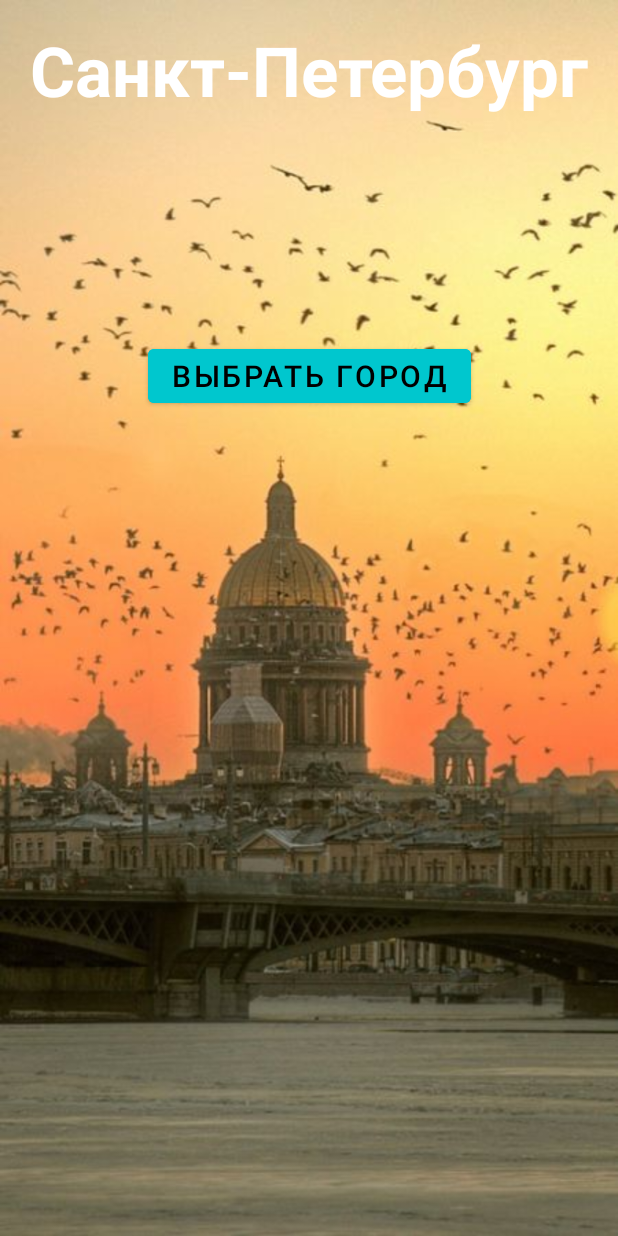
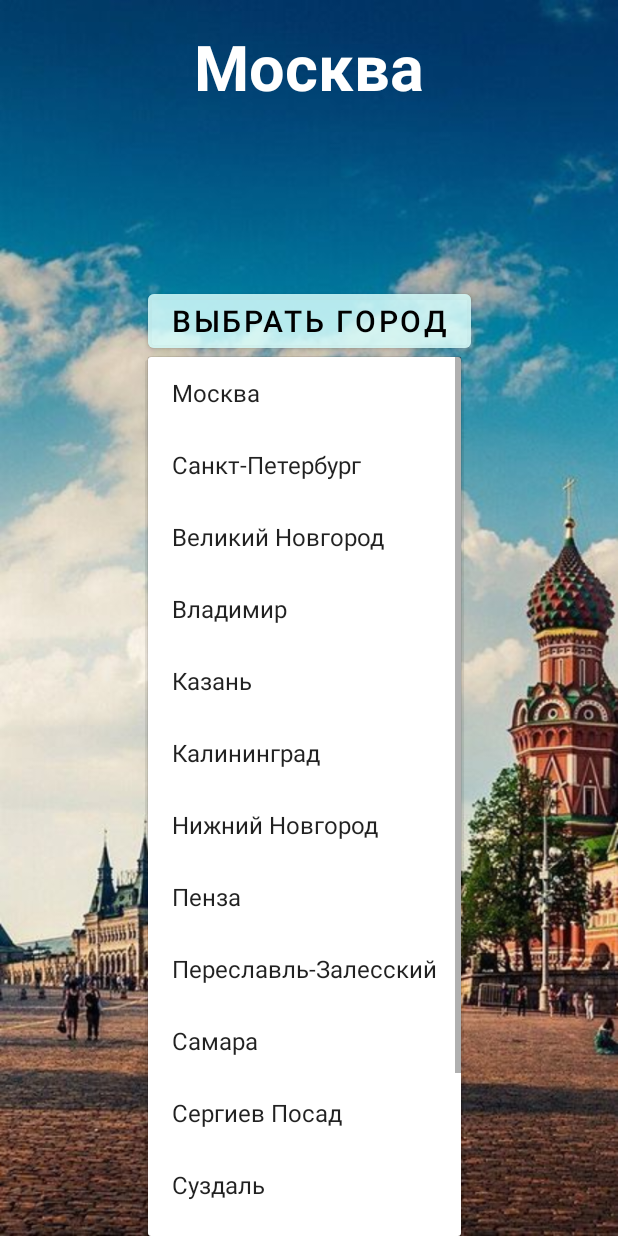
Before and after one commit to Borodinskiy88/Weather, an Android app: the screen it shows after launch (MainActivity), after a tap on "ВЫБРАТЬ ГОРОД", on a phone screen of 412 x 824 dp. Run offline under Robolectric (Android 15) with nearby library versions, the phone set to English and light mode, and no system bars; our stand-ins replace Dagger/Hilt's generated code; pictures from the network do not load.

Commit message:
city_menu

```diff
--- a/app/src/main/res/layout/fragment_weather.xml
+++ b/app/src/main/res/layout/fragment_weather.xml
@@ -12,8 +12,9 @@
         android:layout_height="wrap_content"
         android:layout_marginTop="@dimen/common_spacing_16"
         android:textColor="@color/white"
-        android:textSize="46sp"
+        android:textSize="42sp"
         android:textStyle="bold"
+        android:text="Санкт-Петербург"
         app:layout_constraintEnd_toEndOf="parent"
         app:layout_constraintStart_toStartOf="parent"
         app:layout_constraintTop_toTopOf="parent" />
@@ -24,7 +25,7 @@
         android:layout_height="wrap_content"
         android:layout_marginTop="@dimen/padding_12"
         android:textColor="@color/white"
-        android:textSize="76sp"
+        android:textSize="70sp"
         android:layout_marginStart="20dp"
         app:layout_constraintEnd_toStartOf="@id/head_icon"
         app:layout_constraintStart_toStartOf="parent"
@@ -44,11 +45,10 @@
         android:id="@+id/weather_button"
         android:layout_width="wrap_content"
         android:layout_height="wrap_content"
-        android:layout_marginTop="36dp"
-        android:backgroundTint="?attr/colorPrimary"
+        android:layout_marginTop="@dimen/padding_12"
+        android:backgroundTint="@color/PRIMARY_50"
         android:text="Выбрать город"
         android:textSize="20sp"
-        android:visibility="invisible"
         android:textColor="@color/black"
         app:layout_constraintEnd_toEndOf="parent"
         app:layout_constraintStart_toStartOf="parent"
@@ -58,9 +58,14 @@
         android:id="@+id/recyclerView"
         android:layout_width="match_parent"
         android:layout_height="0dp"
-        android:layout_marginTop="36dp"
+        android:layout_marginTop="@dimen/padding_12"
         android:scrollbars="vertical"
+        app:layout_constraintBottom_toBottomOf="parent"
         app:layout_constraintTop_toBottomOf="@id/weather_button"
         tools:listitem="@layout/card_weather" />
 
+    <!--    <Button-->
+    <!--        android:layout_width="wrap_content"-->
+    <!--        android:layout_height="wrap_content"/>-->
+
 </androidx.constraintlayout.widget.ConstraintLayout>
--- /dev/null
+++ b/app/src/main/res/menu/city_menu.xml
@@ -0,0 +1,48 @@
+<?xml version="1.0" encoding="utf-8"?>
+<menu xmlns:android="http://schemas.android.com/apk/res/android">
+    <item
+        android:id="@+id/moscow"
+        android:title="@string/moscow" />
+    <item
+        android:id="@+id/st_petersburg"
+        android:title="@string/st_petersburg" />
+    <item
+        android:id="@+id/v_novgorod"
+        android:title="@string/v_novgorod" />
+    <item
+        android:id="@+id/vladimir"
+        android:title="@string/vladimir" />
+    <item
+        android:id="@+id/kazan"
+        android:title="@string/kazan" />
+    <item
+        android:id="@+id/kaliningrad"
+        android:title="@string/kaliningrad" />
+    <item
+        android:id="@+id/n_novgorod"
+        android:title="@string/n_novgorod" />
+    <item
+        android:id="@+id/penza"
+        android:title="@string/penza" />
+    <item
+        android:id="@+id/pereslavl_z"
+        android:title="@string/pereslavl_z" />
+    <item
+        android:id="@+id/samara"
+        android:title="@string/samara" />
+    <item
+        android:id="@+id/s_posad"
+        android:title="@string/s_posad" />
+    <item
+        android:id="@+id/suzdal"
+        android:title="@string/suzdal" />
+    <item
+        android:id="@+id/tula"
+        android:title="@string/tula" />
+    <item
+        android:id="@+id/cheboksary"
+        android:title="@string/cheboksary" />
+    <item
+        android:id="@+id/yaroslavl"
+        android:title="@string/yaroslavl" />
+</menu>
--- a/app/src/main/res/values/strings.xml
+++ b/app/src/main/res/values/strings.xml
@@ -2,4 +2,19 @@
     <string name="app_name">Weather</string>
     <!-- TODO: Remove or change this placeholder text -->
     <string name="hello_blank_fragment">Hello blank fragment</string>
+    <string name="v_novgorod">Великий Новгород</string>
+    <string name="vladimir">Владимир</string>
+    <string name="moscow">Москва</string>
+    <string name="st_petersburg">Санкт-Петербург</string>
+    <string name="kazan">Казань</string>
+    <string name="kaliningrad">Калининград</string>
+    <string name="n_novgorod">Нижний Новгород</string>
+    <string name="penza">Пенза</string>
+    <string name="pereslavl_z">Переславль-Залесский</string>
+    <string name="samara">Самара</string>
+    <string name="s_posad">Сергиев Посад</string>
+    <string name="suzdal">Суздаль</string>
+    <string name="tula">Тула</string>
+    <string name="cheboksary">Чебоксары</string>
+    <string name="yaroslavl">Ярославль</string>
 </resources>
--- a/app/src/main/res/values/themes.xml
+++ b/app/src/main/res/values/themes.xml
@@ -11,7 +11,7 @@
         <item name="colorSecondaryVariant">@color/SECONDARY_700</item>
         <item name="colorOnSecondary">@color/white</item>
         <!-- Status bar color. -->
-        <item name="android:statusBarColor">?attr/colorPrimary</item>
+        <item name="android:statusBarColor">@color/PRIMARY_50</item>
     </style>
 
     <style name="Theme.Weather" parent="Base.Theme.Weather" />
```
Also changed, not shown: app/src/main/java/ru/borodinskiy/aleksei/weather/ui/WeatherFragment.kt (+106 -1 lines), app/src/main/res/layout/card_weather.xml (+7 -6 lines), app/src/main/res/drawable/kazan.jpg.
